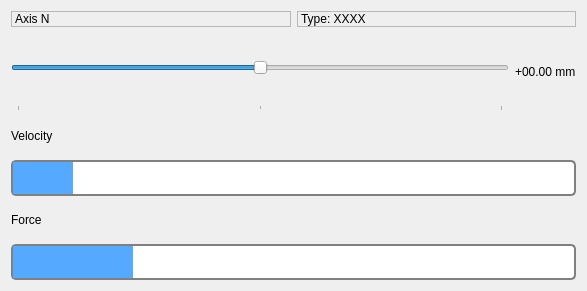
gianmaria/smarter-gui-demo, file src/axis_widget.ui: the form before one commit.
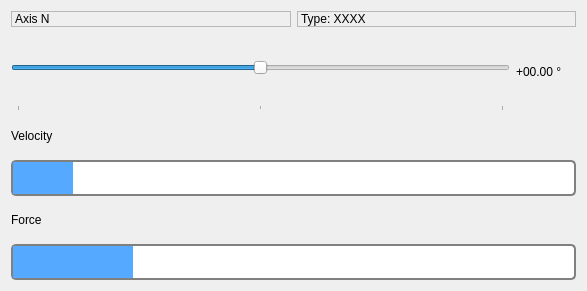
The form after the commit.

Commit message: velocity and pos label are set accordingly to the dof type

Patch:
```diff
--- a/src/axis_widget.ui
+++ b/src/axis_widget.ui
@@ -116,7 +116,7 @@
         </size>
        </property>
        <property name="text">
-        <string>+00.00 mm</string>
+        <string>+00.00 °</string>
        </property>
       </widget>
      </item>
```
The commit also changes 1 other file.
